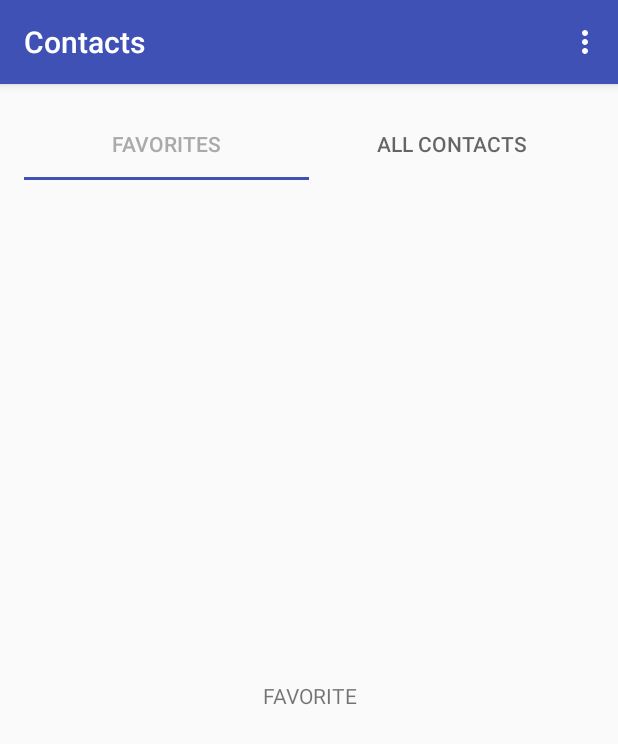
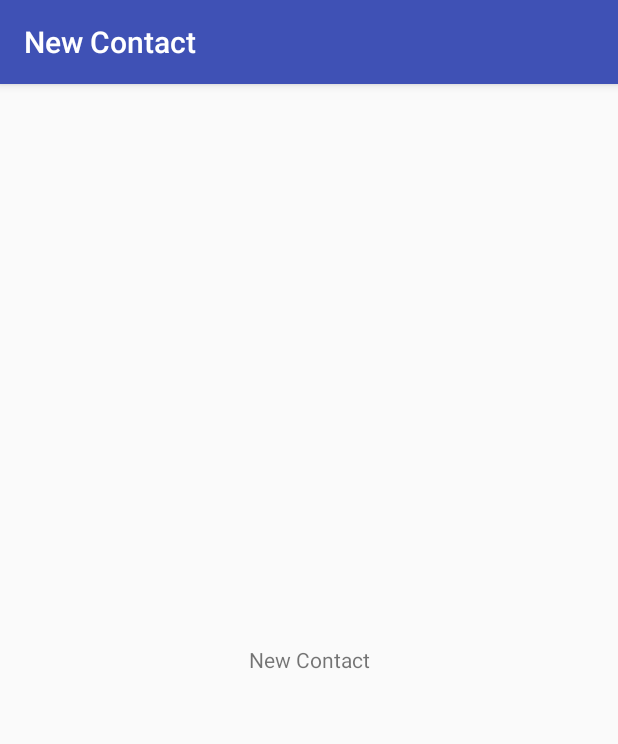
Before and after one commit to kostovtd/ContactsApp, an Android app: the screen it shows after launch (ContactsActivity before the commit, AddNewContactActivity after it), in the options menu, after a tap on "Add New Contact", on a phone screen of 412 x 824 dp. Shown: the top 744 px of the screen. Run offline under Robolectric (Android 15) with nearby library versions, the phone set to English and light mode, and no system bars; our stand-ins replace ButterKnife.

Commit message:
AddNewContact screen included Dummy UI included for AddNewContactActivity New string resources Basic screen flow included

```diff
--- /dev/null
+++ b/app/src/main/java/com/contactsapp/addNewContactScreen/AddNewContactActivity.java
@@ -0,0 +1,59 @@
+package com.contactsapp.addNewContactScreen;
+
+
+import android.os.Bundle;
+import android.support.annotation.Nullable;
+import android.support.v7.app.AppCompatActivity;
+import android.util.Log;
+
+import com.contactsapp.R;
+
+public class AddNewContactActivity extends AppCompatActivity implements AddNewContactContract.View {
+
+    public static final String TAG = AddNewContactActivity.class.getSimpleName();
+
+
+    @Override
+    protected void onCreate(@Nullable Bundle savedInstanceState) {
+        Log.d(TAG, "onCreate hit");
+        super.onCreate(savedInstanceState);
+        setContentView(R.layout.activity_new_contact);
+    }
+
+
+    @Override
+    protected void onResume() {
+        Log.d(TAG, "onResume hit");
+        super.onResume();
+    }
+
+
+    @Override
+    protected void onPause() {
+        Log.d(TAG, "onPause hit");
+        super.onPause();
+    }
+
+
+    @Override
+    protected void onDestroy() {
+        Log.d(TAG, "onDestroy hit");
+        super.onDestroy();
+    }
+
+
+    @Override
+    public void setLoadingIndicator(boolean active) {
+
+    }
+
+    @Override
+    public void showSuccessMessage(String message) {
+
+    }
+
+    @Override
+    public void showErrorMessage(String message) {
+
+    }
+}
--- /dev/null
+++ b/app/src/main/java/com/contactsapp/addNewContactScreen/AddNewContactContract.java
@@ -0,0 +1,19 @@
+package com.contactsapp.addNewContactScreen;
+
+
+public interface AddNewContactContract {
+
+    interface View {
+        void setLoadingIndicator(boolean active);
+
+        void showSuccessMessage(String message);
+
+        void showErrorMessage(String message);
+    }
+
+    interface Presenter {
+        void createNewContact();
+
+        void cancelNewContact();
+    }
+}
--- a/app/src/main/java/com/contactsapp/contactsScreen/ContactsActivity.java
+++ b/app/src/main/java/com/contactsapp/contactsScreen/ContactsActivity.java
@@ -85,7 +85,7 @@ public class ContactsActivity extends AppCompatActivity implements ContactsContr
     public boolean onOptionsItemSelected(MenuItem item) {
         switch (item.getItemId()) {
             case R.id.addNewContact:
-                presenter.openAddNewContact();
+                presenter.openAddNewContact(this);
                 break;
         }
 
--- a/app/src/main/java/com/contactsapp/contactsScreen/ContactsContract.java
+++ b/app/src/main/java/com/contactsapp/contactsScreen/ContactsContract.java
@@ -1,7 +1,7 @@
 package com.contactsapp.contactsScreen;
 
+import android.content.Context;
 
-import com.contactsapp.BasePresenter;
 import com.contactsapp.models.Contact;
 
 import java.util.List;
@@ -22,7 +22,7 @@ public interface ContactsContract {
 
         void loadContacts();
 
-        void openAddNewContact();
+        void openAddNewContact(Context context);
     }
 
 }
--- a/app/src/main/java/com/contactsapp/contactsScreen/ContactsPresenter.java
+++ b/app/src/main/java/com/contactsapp/contactsScreen/ContactsPresenter.java
@@ -1,7 +1,11 @@
 package com.contactsapp.contactsScreen;
 
 
+import android.content.Context;
+import android.content.Intent;
 import android.util.Log;
+
+import com.contactsapp.addNewContactScreen.AddNewContactActivity;
 
 public class ContactsPresenter implements ContactsContract.Presenter{
 
@@ -23,8 +27,13 @@ public class ContactsPresenter implements ContactsContract.Presenter{
     }
 
     @Override
-    public void openAddNewContact() {
-        Log.d(TAG, "openAddNewContact hit");
+    public void openAddNewContact(Context context) {
+        if(context == null) {
+            throw new NullPointerException("context can not be NULL");
+        }
+
+        Intent addNewContactIntent = new Intent(context, AddNewContactActivity.class);
+        context.startActivity(addNewContactIntent);
     }
 
 
--- /dev/null
+++ b/app/src/main/res/layout/activity_new_contact.xml
@@ -0,0 +1,15 @@
+<?xml version="1.0" encoding="utf-8"?>
+<LinearLayout
+    xmlns:android="http://schemas.android.com/apk/res/android"
+    android:orientation="vertical"
+    android:layout_width="match_parent"
+    android:layout_height="match_parent">
+
+
+    <TextView
+        android:layout_width="match_parent"
+        android:layout_height="match_parent"
+        android:gravity="center"
+        android:text="New Contact"/>
+
+</LinearLayout>
--- a/app/src/main/res/values/strings.xml
+++ b/app/src/main/res/values/strings.xml
@@ -10,4 +10,7 @@
     <string name="contacts_favorites_tab_title">Favorites</string>
     <string name="contacts_all_contacts_tab_title">All Contacts</string>
 
+
+    <!-- ADD NEW CONTACT SCREEN -->
+    <string name="add_new_contact_title">New Contact</string>
 </resources>
```
Also changed, not shown: app/src/main/AndroidManifest.xml (+7 -0 lines), app/src/main/java/com/contactsapp/addNewContactScreen/AddNewContactPresenter.java (added, +29 -0 lines).
